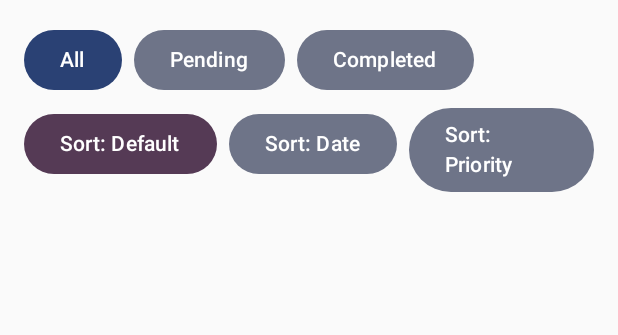
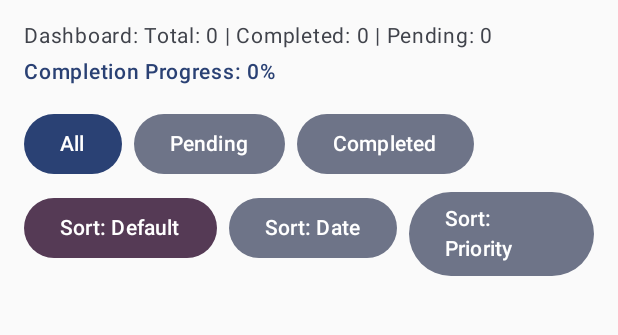
Before and after one commit to Hamza-Ban43/To-Do-Mobile-, an Android app built with Jetpack Compose: the screen it shows after launch (MainActivity), on a phone screen of 412 x 824 dp, the part 90-425 px from its top. Run offline under Robolectric (Android 15) with nearby library versions, the phone set to English and light mode, and no system bars; our stand-ins replace Room's generated code.

Commit message:
feat: add dashboard with task statistics

```diff
--- a/app/src/main/java/com/taskflow/app/presentation/home/HomeScreen.kt
+++ b/app/src/main/java/com/taskflow/app/presentation/home/HomeScreen.kt
@@ -14,6 +14,7 @@ import androidx.compose.material3.AlertDialog
 import androidx.compose.material3.Button
 import androidx.compose.material3.ButtonDefaults
 import androidx.compose.material3.Checkbox
+import androidx.compose.material3.MaterialTheme
 import androidx.compose.material3.Text
 import androidx.compose.material3.TextButton
 import androidx.compose.runtime.Composable
@@ -48,6 +49,12 @@ fun HomeScreen(
 
     val dateFormat = SimpleDateFormat("yyyy-MM-dd HH:mm", Locale.getDefault())
 
+    // Dashboard statistics computed from tasks list
+    val totalTasks = tasks.size
+    val completedTasks = tasks.count { it.isCompleted }
+    val pendingTasks = totalTasks - completedTasks
+    val completionPercentage = if (totalTasks > 0) (completedTasks * 100) / totalTasks else 0
+
     // Filter tasks
     val filteredTasks = when (selectedFilter) {
         "Pending" -> tasks.filter { !it.isCompleted }
@@ -79,7 +86,7 @@ fun HomeScreen(
         Row(
             modifier = Modifier
                 .fillMaxWidth()
-                .padding(bottom = 12.dp),
+                .padding(bottom = 8.dp),
             horizontalArrangement = Arrangement.SpaceBetween,
             verticalAlignment = Alignment.CenterVertically
         ) {
@@ -94,6 +101,25 @@ fun HomeScreen(
             }
         }
 
+        // Dashboard statistics section using simple Text only
+        Column(
+            modifier = Modifier
+                .fillMaxWidth()
+                .padding(bottom = 12.dp)
+        ) {
+            Text(
+                text = "Dashboard: Total: $totalTasks | Completed: $completedTasks | Pending: $pendingTasks",
+                fontSize = 14.sp,
+                color = MaterialTheme.colorScheme.onSurfaceVariant
+            )
+            Text(
+                text = "Completion Progress: $completionPercentage%",
+                fontSize = 14.sp,
+                fontWeight = FontWeight.SemiBold,
+                color = MaterialTheme.colorScheme.primary
+            )
+        }
+
         // Filter Buttons Row (All, Pending, Completed)
         Row(
             modifier = Modifier
@@ -106,9 +132,9 @@ fun HomeScreen(
                     onClick = { selectedFilter = filter },
                     colors = ButtonDefaults.buttonColors(
                         containerColor = if (selectedFilter == filter) {
-                            androidx.compose.material3.MaterialTheme.colorScheme.primary
+                            MaterialTheme.colorScheme.primary
                         } else {
-                            androidx.compose.material3.MaterialTheme.colorScheme.secondaryContainer
+                            MaterialTheme.colorScheme.secondaryContainer
                         }
                     )
                 ) {
@@ -129,9 +155,9 @@ fun HomeScreen(
                     onClick = { selectedSort = sort },
                     colors = ButtonDefaults.buttonColors(
                         containerColor = if (selectedSort == sort) {
-                            androidx.compose.material3.MaterialTheme.colorScheme.tertiary
+                            MaterialTheme.colorScheme.tertiary
                         } else {
-                            androidx.compose.material3.MaterialTheme.colorScheme.secondaryContainer
+                            MaterialTheme.colorScheme.secondaryContainer
                         }
                     )
                 ) {
```
